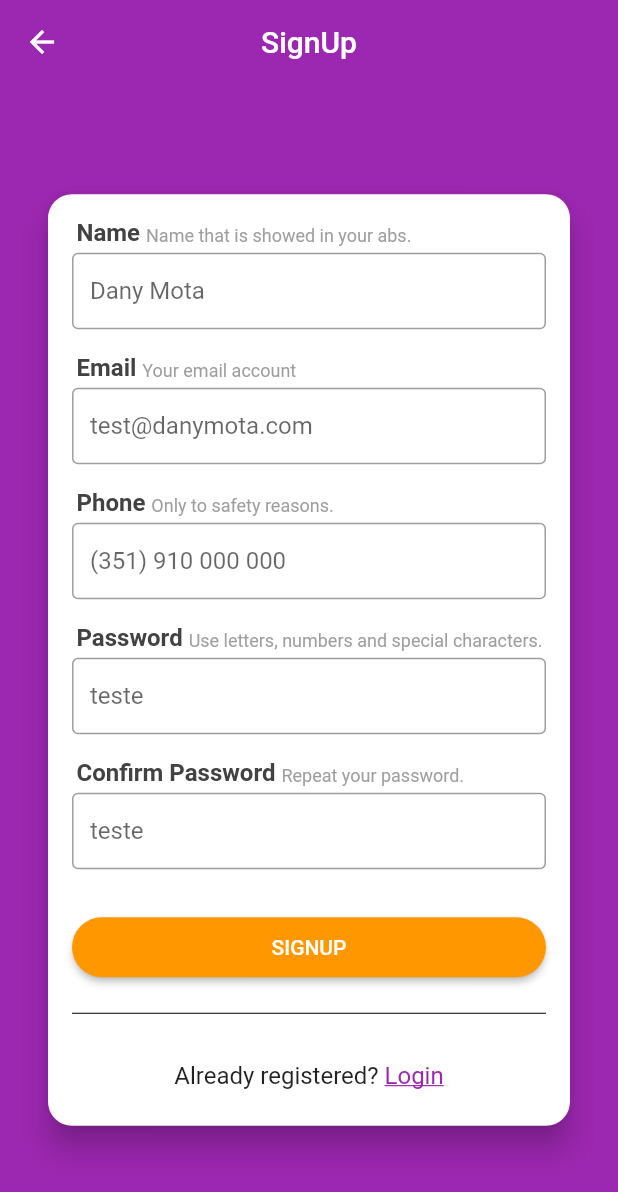
After one commit to MonsterOfCode/MINE-Flutter-course, a Flutter app: the SignUpScreen screen opened directly, on a phone screen of 412 x 824 dp. The commit adds this screen. Shown: the top 1192 px of the screen. Run offline on Flutter 3.47's test engine with Material 2 defaults, Android fonts, the phone set to English and light mode, and no system bars; our stand-ins replace cloud_firestore, dio, firebase_auth, firebase_storage, flare_flutter, flutter_masked_text and 10 more; accounts and stored records are empty; generated files the repository leaves out were written again.

Commit message:
feat(Olx): Login and Signup screens

```diff
--- a/olx_clone/lib/main.dart
+++ b/olx_clone/lib/main.dart
@@ -34,7 +34,11 @@ class MyApp extends StatelessWidget {
       debugShowCheckedModeBanner: false,
       title: 'Olx',
       theme: ThemeData(
-        primarySwatch: Colors.blue,
+        primaryColor: Colors.purple,
+        scaffoldBackgroundColor: Colors.purple,
+        appBarTheme: AppBarTheme(
+          elevation: 0,
+        ),
       ),
       home: BaseScreen(),
     );
--- /dev/null
+++ b/olx_clone/lib/screen/account/signup.screen.dart
@@ -0,0 +1,136 @@
+import 'package:flutter/material.dart';
+import 'package:flutter/services.dart';
+import 'package:olx_clone/widgets/authentication/authentication_button.widget.dart';
+import 'package:olx_clone/widgets/authentication/field_title.widget.dart';
+
+class SignUpScreen extends StatelessWidget {
+  @override
+  Widget build(BuildContext context) {
+    return Scaffold(
+      appBar: AppBar(
+        title: const Text("SignUp"),
+        centerTitle: true,
+      ),
+      body: Center(
+        child: SingleChildScrollView(
+          child: Card(
+            margin: const EdgeInsets.symmetric(horizontal: 32),
+            shape: RoundedRectangleBorder(borderRadius: BorderRadius.circular(16)),
+            elevation: 8,
+            child: Padding(
+              padding: const EdgeInsets.all(16),
+              child: Column(
+                crossAxisAlignment: CrossAxisAlignment.stretch,
+                mainAxisSize: MainAxisSize.min,
+                children: [
+                  FieldTitleWidget(
+                    title: "Name",
+                    subtitle: "Name that is showed in your abs.",
+                  ),
+                  TextField(
+                    decoration: InputDecoration(
+                      border: const OutlineInputBorder(),
+                      hintText: "Dany Mota",
+                      // to reduce the height of the input
+                      isDense: true,
+                    ),
+                    keyboardType: TextInputType.text,
+                  ),
+                  SizedBox(height: 16),
+                  FieldTitleWidget(
+                    title: "Email",
+                    subtitle: "Your email account",
+                  ),
+                  TextField(
+                    decoration: InputDecoration(
+                      border: const OutlineInputBorder(),
+                      hintText: "test@danymota.com",
+                      // to reduce the height of the input
+                      isDense: true,
+                    ),
+                    keyboardType: TextInputType.emailAddress,
+                    autocorrect: false,
+                  ),
+                  SizedBox(height: 16),
+                  FieldTitleWidget(
+                    title: "Phone",
+                    subtitle: "Only to safety reasons.",
+                  ),
+                  TextField(
+                    decoration: InputDecoration(
+                      border: const OutlineInputBorder(),
+                      hintText: "(351) 910 000 000",
+                      // to reduce the height of the input
+                      isDense: true,
+                    ),
+                    keyboardType: TextInputType.number,
+                    inputFormatters: [
+                      FilteringTextInputFormatter.digitsOnly,
+                    ],
+                  ),
+                  SizedBox(height: 16),
+                  FieldTitleWidget(
+                    title: "Password",
+                    subtitle: "Use letters, numbers and special characters.",
+                  ),
+                  TextField(
+                    decoration: InputDecoration(
+                      border: const OutlineInputBorder(),
+                      hintText: "teste",
+                      // to reduce the height of the input
+                      isDense: true,
+                    ),
+                    keyboardType: TextInputType.text,
+                  ),
+                  SizedBox(height: 16),
+                  FieldTitleWidget(
+                    title: "Confirm Password",
+                    subtitle: "Repeat your password.",
+                  ),
+                  TextField(
+                    decoration: InputDecoration(
+                      border: const OutlineInputBorder(),
+                      hintText: "teste",
+                      // to reduce the height of the input
+                      isDense: true,
+                    ),
+                    keyboardType: TextInputType.text,
+                  ),
+                  SizedBox(height: 32),
+                  AuthenticationButtonWidget(title: "SIGNUP"),
+                  SizedBox(height: 16),
+                  Divider(color: Colors.black),
+                  SizedBox(height: 16),
+                  Padding(
+                    padding: const EdgeInsets.symmetric(vertical: 8),
+                    // Wrap to breack line is necessary
+                    child: Wrap(
+                      alignment: WrapAlignment.center,
+                      children: <Widget>[
+                        const Text(
+                          'Already registered? ',
+                          style: TextStyle(fontSize: 16),
+                        ),
+                        GestureDetector(
+                          onTap: Navigator.of(context).pop,
+                          child: Text(
+                            'Login',
+                            style: TextStyle(
+                              decoration: TextDecoration.underline,
+                              color: Colors.purple,
+                              fontSize: 16,
+                            ),
+                          ),
+                        )
+                      ],
+                    ),
+                  ),
+                ],
+              ),
+            ),
+          ),
+        ),
+      ),
+    );
+  }
+}
--- /dev/null
+++ b/olx_clone/lib/widgets/authentication/authentication_button.widget.dart
@@ -0,0 +1,31 @@
+import 'package:flutter/material.dart';
+
+class AuthenticationButtonWidget extends StatelessWidget {
+  final String title;
+  const AuthenticationButtonWidget({Key key, @required this.title}) : super(key: key);
+
+  @override
+  Widget build(BuildContext context) {
+    return Container(
+      height: 40,
+      child: ElevatedButton(
+        style: ButtonStyle(
+          backgroundColor: MaterialStateProperty.resolveWith<Color>((Set<MaterialState> states) {
+            return states.contains(MaterialState.disabled) ? Colors.orange.withAlpha(120) : Colors.orange;
+          }),
+          shape: MaterialStateProperty.all<RoundedRectangleBorder>(
+            RoundedRectangleBorder(
+              borderRadius: BorderRadius.circular(20.0),
+            ),
+          ),
+        ),
+        child: false
+            ? CircularProgressIndicator(
+                valueColor: AlwaysStoppedAnimation(Colors.white),
+              )
+            : Text("$title"),
+        onPressed: () {},
+      ),
+    );
+  }
+}
--- /dev/null
+++ b/olx_clone/lib/widgets/authentication/field_title.widget.dart
@@ -0,0 +1,31 @@
+import 'package:flutter/material.dart';
+
+class FieldTitleWidget extends StatelessWidget {
+  final String title;
+  final String subtitle;
+
+  const FieldTitleWidget({
+    this.title,
+    this.subtitle,
+  });
+
+  @override
+  Widget build(BuildContext context) {
+    return Padding(
+      padding: const EdgeInsets.only(left: 3, bottom: 4),
+      child: Wrap(
+        crossAxisAlignment: WrapCrossAlignment.end,
+        children: [
+          Text(
+            "$title ",
+            style: TextStyle(color: Colors.grey[800], fontSize: 16, fontWeight: FontWeight.w700),
+          ),
+          Text(
+            "$subtitle",
+            style: TextStyle(color: Colors.grey, fontSize: 12),
+          ),
+        ],
+      ),
+    );
+  }
+}
--- a/olx_clone/pubspec.yaml
+++ b/olx_clone/pubspec.yaml
@@ -27,6 +27,7 @@ dependencies:
   mobx: ^1.2.1+4
   flutter_mobx: ^1.1.0+2
   get_it: ^6.0.0
+  intl_phone_number_input: ^0.6.0
 
   # The following adds the Cupertino Icons font to your application.
   # Use with the CupertinoIcons class for iOS style icons.
```
Also changed, not shown: olx_clone/lib/screen/account/login.screen.dart (added, +127 -0 lines), olx_clone/lib/screen/home/home.screen.dart (+5 -3 lines), olx_clone/lib/widgets/drawer/drawer_header.widget.dart (+8 -1 lines), olx_clone/pubspec.lock, 2 other files.
